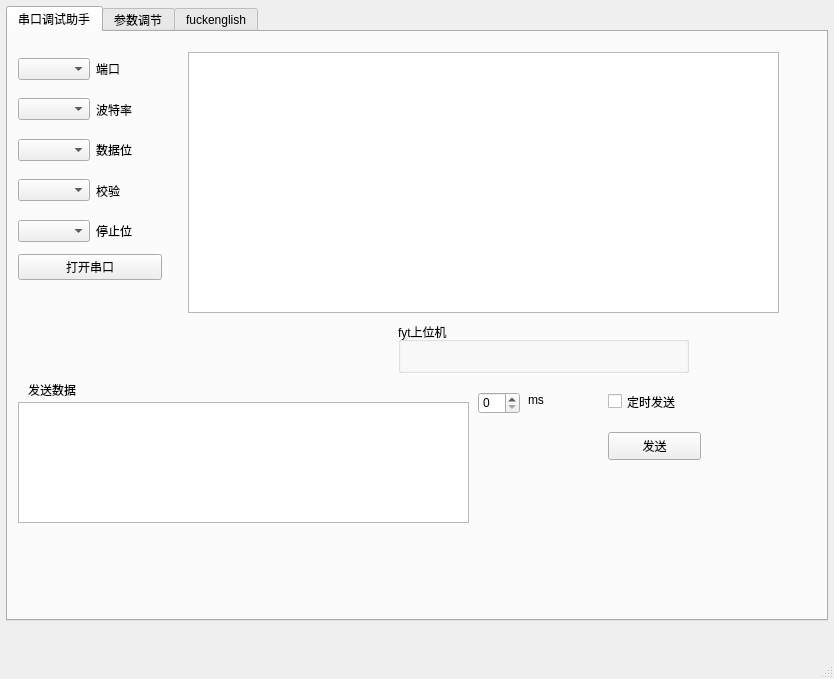
First picture: the form in mainwindow.ui, repository duan-jia/fyt_shangweiji, before the edit.
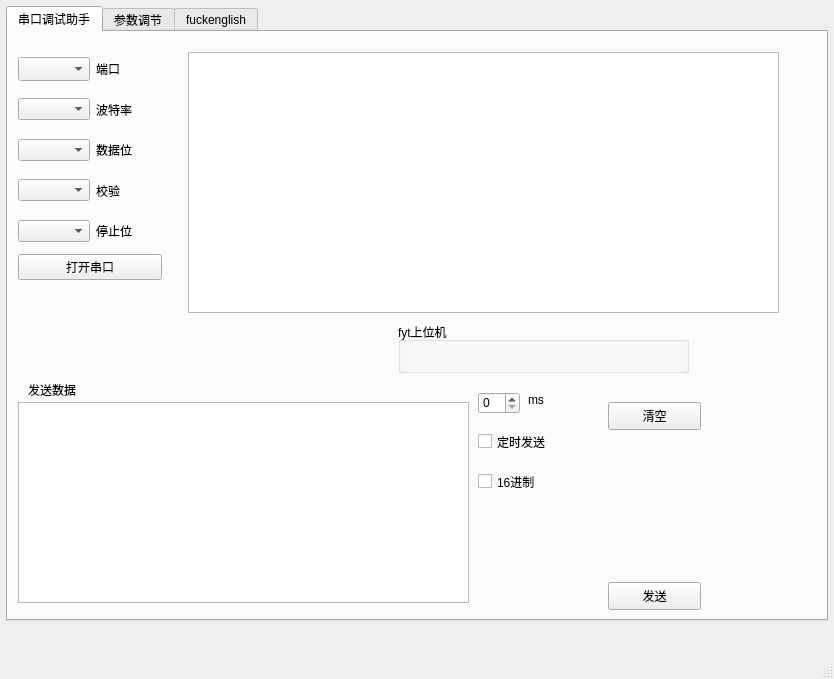
Second picture: the form after the edit. Custom widgets are drawn as their Qt base class.

Patch:
```diff
--- a/mainwindow.ui
+++ b/mainwindow.ui
@@ -33,8 +33,8 @@
      <widget class="QCheckBox" name="timeTxBt">
       <property name="geometry">
        <rect>
-        <x>600</x>
-        <y>360</y>
+        <x>470</x>
+        <y>400</y>
         <width>91</width>
         <height>19</height>
        </rect>
@@ -47,7 +47,7 @@
       <property name="geometry">
        <rect>
         <x>600</x>
-        <y>400</y>
+        <y>550</y>
         <width>93</width>
         <height>28</height>
        </rect>
@@ -62,7 +62,7 @@
         <x>10</x>
         <y>370</y>
         <width>451</width>
-        <height>121</height>
+        <height>201</height>
        </rect>
       </property>
      </widget>
@@ -143,7 +143,20 @@
          <item>
           <layout class="QHBoxLayout" name="horizontalLayout">
            <item>
-            <widget class="QComboBox" name="serialCb"/>
+            <widget class="vCombox" name="serialCb">
+             <property name="minimumSize">
+              <size>
+               <width>0</width>
+               <height>24</height>
+              </size>
+             </property>
+             <property name="maximumSize">
+              <size>
+               <width>16777215</width>
+               <height>24</height>
+              </size>
+             </property>
+            </widget>
            </item>
            <item>
             <widget class="QLabel" name="label">
@@ -224,6 +237,35 @@
        </item>
       </layout>
      </widget>
+     <widget class="QPushButton" name="txClearBt">
+      <property name="geometry">
+       <rect>
+        <x>600</x>
+        <y>370</y>
+        <width>93</width>
+        <height>28</height>
+       </rect>
+      </property>
+      <property name="text">
+       <string>清空</string>
+      </property>
+      <property name="checkable">
+       <bool>true</bool>
+      </property>
+     </widget>
+     <widget class="QCheckBox" name="hexCb">
+      <property name="geometry">
+       <rect>
+        <x>470</x>
+        <y>440</y>
+        <width>91</width>
+        <height>19</height>
+       </rect>
+      </property>
+      <property name="text">
+       <string>16进制</string>
+      </property>
+     </widget>
     </widget>
     <widget class="QWidget" name="tab2">
      <attribute name="title">
@@ -260,6 +302,11 @@
    <extends>QTextEdit</extends>
    <header>vqtextedit.h</header>
   </customwidget>
+  <customwidget>
+   <class>vCombox</class>
+   <extends>QComboBox</extends>
+   <header>vcombox.h</header>
+  </customwidget>
  </customwidgets>
  <resources/>
  <connections/>
```
